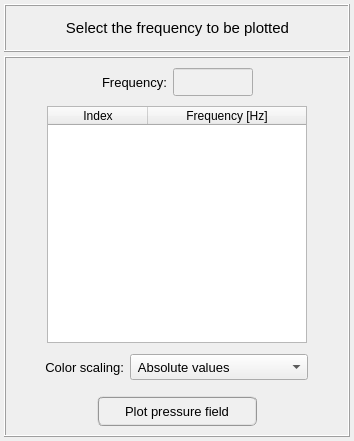
open-pulse/OpenPulse, file pulse/interface/ui_files/plots/results/acoustic/plot_acoustic_pressure_field_for_harmonic_analysis.ui: the form before one commit.
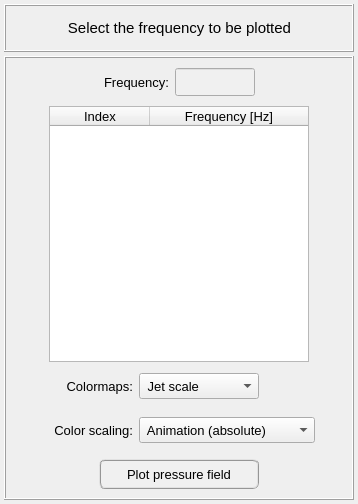
The form after the commit.

Commit message: Reordering the animation scale color controls

Patch:
```diff
--- a/pulse/interface/ui_files/plots/results/acoustic/plot_acoustic_pressure_field_for_harmonic_analysis.ui
+++ b/pulse/interface/ui_files/plots/results/acoustic/plot_acoustic_pressure_field_for_harmonic_analysis.ui
@@ -6,8 +6,8 @@
    <rect>
     <x>0</x>
     <y>0</y>
-    <width>354</width>
-    <height>441</height>
+    <width>358</width>
+    <height>504</height>
    </rect>
   </property>
   <property name="windowTitle">
@@ -65,147 +65,6 @@
       <property name="spacing">
        <number>4</number>
       </property>
-      <item row="2" column="0">
-       <widget class="QFrame" name="frame_3">
-        <property name="minimumSize">
-         <size>
-          <width>0</width>
-          <height>40</height>
-         </size>
-        </property>
-        <property name="maximumSize">
-         <size>
-          <width>16777215</width>
-          <height>40</height>
-         </size>
-        </property>
-        <property name="frameShape">
-         <enum>QFrame::NoFrame</enum>
-        </property>
-        <property name="frameShadow">
-         <enum>QFrame::Raised</enum>
-        </property>
-        <layout class="QGridLayout" name="gridLayout_9">
-         <property name="leftMargin">
-          <number>0</number>
-         </property>
-         <property name="topMargin">
-          <number>0</number>
-         </property>
-         <property name="rightMargin">
-          <number>0</number>
-         </property>
-         <property name="bottomMargin">
-          <number>0</number>
-         </property>
-         <property name="horizontalSpacing">
-          <number>6</number>
-         </property>
-         <property name="verticalSpacing">
-          <number>0</number>
-         </property>
-         <item row="0" column="0">
-          <spacer name="horizontalSpacer">
-           <property name="orientation">
-            <enum>Qt::Horizontal</enum>
-           </property>
-           <property name="sizeHint" stdset="0">
-            <size>
-             <width>40</width>
-             <height>20</height>
-            </size>
-           </property>
-          </spacer>
-         </item>
-         <item row="0" column="1">
-          <widget class="QLabel" name="label_color_scalling">
-           <property name="minimumSize">
-            <size>
-             <width>0</width>
-             <height>26</height>
-            </size>
-           </property>
-           <property name="maximumSize">
-            <size>
-             <width>16777215</width>
-             <height>26</height>
-            </size>
-           </property>
-           <property name="font">
-            <font>
-             <pointsize>10</pointsize>
-            </font>
-           </property>
-           <property name="text">
-            <string>Color scaling:</string>
-           </property>
-           <property name="alignment">
-            <set>Qt::AlignRight|Qt::AlignTrailing|Qt::AlignVCenter</set>
-           </property>
-          </widget>
-         </item>
-         <item row="0" column="3">
-          <spacer name="horizontalSpacer_2">
-           <property name="orientation">
-            <enum>Qt::Horizontal</enum>
-           </property>
-           <property name="sizeHint" stdset="0">
-            <size>
-             <width>40</width>
-             <height>20</height>
-            </size>
-           </property>
-          </spacer>
-         </item>
-         <item row="0" column="2">
-          <widget class="QComboBox" name="comboBox_color_scale">
-           <property name="minimumSize">
-            <size>
-             <width>0</width>
-             <height>26</height>
-            </size>
-           </property>
-           <property name="maximumSize">
-            <size>
-             <width>16777215</width>
-             <height>26</height>
-            </size>
-           </property>
-           <property name="font">
-            <font>
-             <pointsize>10</pointsize>
-            </font>
-           </property>
-           <item>
-            <property name="text">
-             <string> Absolute values</string>
-            </property>
-           </item>
-           <item>
-            <property name="text">
-             <string> Real values</string>
-            </property>
-           </item>
-           <item>
-            <property name="text">
-             <string> Imaginary values</string>
-            </property>
-           </item>
-           <item>
-            <property name="text">
-             <string> Animation (absolute)</string>
-            </property>
-           </item>
-           <item>
-            <property name="text">
-             <string> Animation (non absolute)</string>
-            </property>
-           </item>
-          </widget>
-         </item>
-        </layout>
-       </widget>
-      </item>
       <item row="0" column="0">
        <widget class="QFrame" name="frame_selector">
         <property name="minimumSize">
@@ -399,7 +258,7 @@
             <property name="font">
              <font>
               <family>MS Shell Dlg 2</family>
-              <pointsize>9</pointsize>
+              <pointsize>10</pointsize>
              </font>
             </property>
             <property name="textAlignment">
@@ -413,7 +272,7 @@
             <property name="font">
              <font>
               <family>MS Shell Dlg 2</family>
-              <pointsize>9</pointsize>
+              <pointsize>10</pointsize>
               <weight>50</weight>
               <italic>false</italic>
               <bold>false</bold>
@@ -428,7 +287,7 @@
         </layout>
        </widget>
       </item>
-      <item row="3" column="0">
+      <item row="4" column="0">
        <widget class="QFrame" name="frame_button">
         <property name="minimumSize">
          <size>
@@ -501,6 +360,339 @@
         </layout>
        </widget>
       </item>
+      <item row="3" column="0">
+       <widget class="QFrame" name="frame_3">
+        <property name="minimumSize">
+         <size>
+          <width>0</width>
+          <height>40</height>
+         </size>
+        </property>
+        <property name="maximumSize">
+         <size>
+          <width>16777215</width>
+          <height>40</height>
+         </size>
+        </property>
+        <property name="frameShape">
+         <enum>QFrame::NoFrame</enum>
+        </property>
+        <property name="frameShadow">
+         <enum>QFrame::Raised</enum>
+        </property>
+        <layout class="QGridLayout" name="gridLayout_9">
+         <property name="leftMargin">
+          <number>0</number>
+         </property>
+         <property name="topMargin">
+          <number>0</number>
+         </property>
+         <property name="rightMargin">
+          <number>0</number>
+         </property>
+         <property name="bottomMargin">
+          <number>0</number>
+         </property>
+         <property name="horizontalSpacing">
+          <number>6</number>
+         </property>
+         <property name="verticalSpacing">
+          <number>0</number>
+         </property>
+         <item row="0" column="0">
+          <spacer name="horizontalSpacer">
+           <property name="orientation">
+            <enum>Qt::Horizontal</enum>
+           </property>
+           <property name="sizeHint" stdset="0">
+            <size>
+             <width>40</width>
+             <height>20</height>
+            </size>
+           </property>
+          </spacer>
+         </item>
+         <item row="0" column="1">
+          <widget class="QLabel" name="label_color_scalling">
+           <property name="minimumSize">
+            <size>
+             <width>90</width>
+             <height>26</height>
+            </size>
+           </property>
+           <property name="maximumSize">
+            <size>
+             <width>90</width>
+             <height>26</height>
+            </size>
+           </property>
+           <property name="font">
+            <font>
+             <pointsize>10</pointsize>
+            </font>
+           </property>
+           <property name="text">
+            <string>Color scaling:</string>
+           </property>
+           <property name="alignment">
+            <set>Qt::AlignRight|Qt::AlignTrailing|Qt::AlignVCenter</set>
+           </property>
+          </widget>
+         </item>
+         <item row="0" column="3">
+          <spacer name="horizontalSpacer_2">
+           <property name="orientation">
+            <enum>Qt::Horizontal</enum>
+           </property>
+           <property name="sizeHint" stdset="0">
+            <size>
+             <width>40</width>
+             <height>20</height>
+            </size>
+           </property>
+          </spacer>
+         </item>
+         <item row="0" column="2">
+          <widget class="QComboBox" name="comboBox_color_scale">
+           <property name="minimumSize">
+            <size>
+             <width>176</width>
+             <height>26</height>
+            </size>
+           </property>
+           <property name="maximumSize">
+            <size>
+             <width>176</width>
+             <height>26</height>
+            </size>
+           </property>
+           <property name="font">
+            <font>
+             <pointsize>10</pointsize>
+            </font>
+           </property>
+           <item>
+            <property name="text">
+             <string> Animation (absolute)</string>
+            </property>
+           </item>
+           <item>
+            <property name="text">
+             <string> Animation (non absolute)</string>
+            </property>
+           </item>
+           <item>
+            <property name="text">
+             <string> Absolute values</string>
+            </property>
+           </item>
+           <item>
+            <property name="text">
+             <string> Real values</string>
+            </property>
+           </item>
+           <item>
+            <property name="text">
+             <string> Imaginary values</string>
+            </property>
+           </item>
+          </widget>
+         </item>
+        </layout>
+       </widget>
+      </item>
+      <item row="2" column="0">
+       <widget class="QFrame" name="frame_4">
+        <property name="minimumSize">
+         <size>
+          <width>0</width>
+          <height>40</height>
+         </size>
+        </property>
+        <property name="maximumSize">
+         <size>
+          <width>16777215</width>
+          <height>40</height>
+         </size>
+        </property>
+        <property name="frameShape">
+         <enum>QFrame::NoFrame</enum>
+        </property>
+        <property name="frameShadow">
+         <enum>QFrame::Raised</enum>
+        </property>
+        <layout class="QGridLayout" name="gridLayout_13">
+         <property name="leftMargin">
+          <number>0</number>
+         </property>
+         <property name="topMargin">
+          <number>0</number>
+         </property>
+         <property name="rightMargin">
+          <number>0</number>
+         </property>
+         <property name="bottomMargin">
+          <number>0</number>
+         </property>
+         <item row="0" column="2">
+          <widget class="QFrame" name="frame_7">
+           <property name="minimumSize">
+            <size>
+             <width>176</width>
+             <height>0</height>
+            </size>
+           </property>
+           <property name="maximumSize">
+            <size>
+             <width>176</width>
+             <height>16777215</height>
+            </size>
+           </property>
+           <property name="frameShape">
+            <enum>QFrame::NoFrame</enum>
+           </property>
+           <property name="frameShadow">
+            <enum>QFrame::Raised</enum>
+           </property>
+           <layout class="QGridLayout" name="gridLayout_14">
+            <property name="leftMargin">
+             <number>0</number>
+            </property>
+            <property name="topMargin">
+             <number>0</number>
+            </property>
+            <property name="rightMargin">
+             <number>0</number>
+            </property>
+            <property name="bottomMargin">
+             <number>0</number>
+            </property>
+            <property name="spacing">
+             <number>0</number>
+            </property>
+            <item row="0" column="0">
+             <widget class="QComboBox" name="comboBox_colormaps">
+              <property name="minimumSize">
+               <size>
+                <width>120</width>
+                <height>26</height>
+               </size>
+              </property>
+              <property name="maximumSize">
+               <size>
+                <width>176</width>
+                <height>26</height>
+               </size>
+              </property>
+              <property name="font">
+               <font>
+                <pointsize>10</pointsize>
+               </font>
+              </property>
+              <item>
+               <property name="text">
+                <string> Jet scale</string>
+               </property>
+              </item>
+              <item>
+               <property name="text">
+                <string> Virids scale</string>
+               </property>
+              </item>
+              <item>
+               <property name="text">
+                <string> Inferno scale</string>
+               </property>
+              </item>
+              <item>
+               <property name="text">
+                <string> Magma scale</string>
+               </property>
+              </item>
+              <item>
+               <property name="text">
+                <string> Plasma scale</string>
+               </property>
+              </item>
+              <item>
+               <property name="text">
+                <string> Grayscale</string>
+               </property>
+              </item>
+             </widget>
+            </item>
+            <item row="0" column="1">
+             <spacer name="horizontalSpacer_11">
+              <property name="orientation">
+               <enum>Qt::Horizontal</enum>
+              </property>
+              <property name="sizeHint" stdset="0">
+               <size>
+                <width>40</width>
+                <height>20</height>
+               </size>
+              </property>
+             </spacer>
+            </item>
+           </layout>
+          </widget>
+         </item>
+         <item row="0" column="3">
+          <spacer name="horizontalSpacer_12">
+           <property name="orientation">
+            <enum>Qt::Horizontal</enum>
+           </property>
+           <property name="sizeHint" stdset="0">
+            <size>
+             <width>40</width>
+             <height>20</height>
+            </size>
+           </property>
+          </spacer>
+         </item>
+         <item row="0" column="1">
+          <widget class="QLabel" name="label_6">
+           <property name="minimumSize">
+            <size>
+             <width>90</width>
+             <height>26</height>
+            </size>
+           </property>
+           <property name="maximumSize">
+            <size>
+             <width>90</width>
+             <height>26</height>
+            </size>
+           </property>
+           <property name="font">
+            <font>
+             <pointsize>10</pointsize>
+            </font>
+           </property>
+           <property name="text">
+            <string>Colormaps:</string>
+           </property>
+           <property name="alignment">
+            <set>Qt::AlignRight|Qt::AlignTrailing|Qt::AlignVCenter</set>
+           </property>
+          </widget>
+         </item>
+         <item row="0" column="0">
+          <spacer name="horizontalSpacer_13">
+           <property name="orientation">
+            <enum>Qt::Horizontal</enum>
+           </property>
+           <property name="sizeHint" stdset="0">
+            <size>
+             <width>40</width>
+             <height>20</height>
+            </size>
+           </property>
+          </spacer>
+         </item>
+        </layout>
+       </widget>
+      </item>
      </layout>
     </widget>
    </item>
```
The commit also changes 14 other files.
